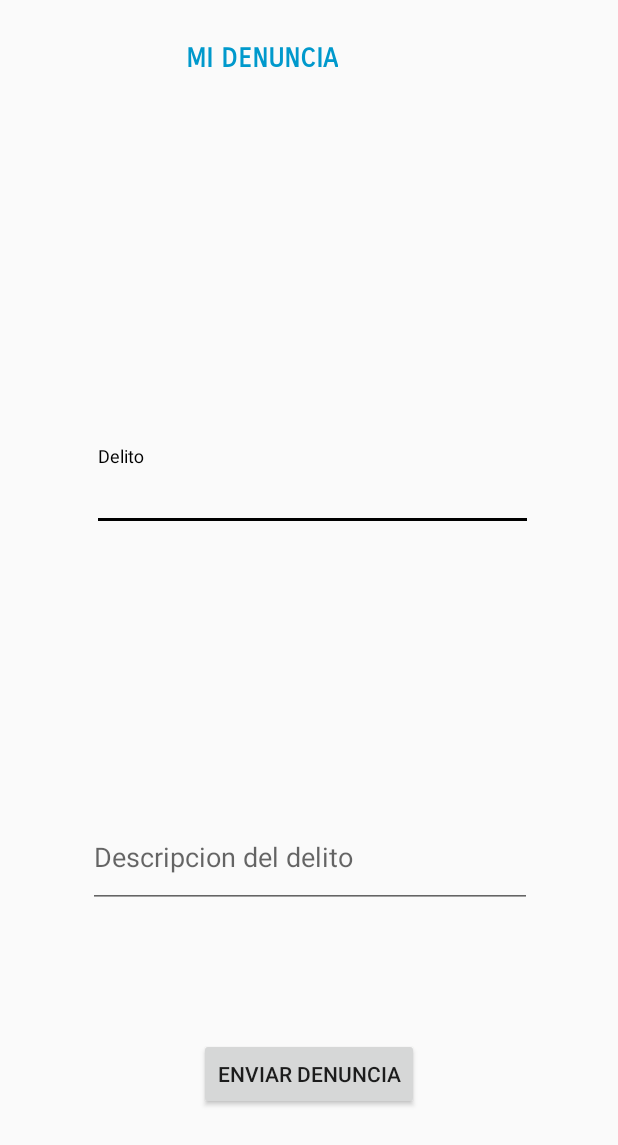
After one commit to pquiros/DenunciasCiudadanas, an Android app: the MisDenuncias screen opened directly, with no data from a screen before it, on a phone screen of 412 x 824 dp. The commit adds this screen. Shown: the top 1145 px of the screen. Run offline under Robolectric (Android 15) with nearby library versions, the light colour scheme and no system bars.

Commit message:
Denuncias funcionando

```diff
--- /dev/null
+++ b/app/src/main/java/com/example/admlab105/recorridocampus/MisDenuncias.java
@@ -0,0 +1,53 @@
+package com.example.admlab105.recorridocampus;
+
+import android.content.Intent;
+import android.support.design.widget.TextInputEditText;
+import android.support.v7.app.AppCompatActivity;
+import android.os.Bundle;
+import android.view.View;
+import android.widget.Button;
+import android.widget.ImageButton;
+
+public class MisDenuncias extends AppCompatActivity {
+
+    private TextInputEditText tDelito;
+    private TextInputEditText tDescDelito;
+
+    //private Intent intent;
+
+
+    @Override
+    protected void onCreate(Bundle savedInstanceState) {
+        super.onCreate(savedInstanceState);
+        setContentView(R.layout.activity_mis_denuncias);
+
+        Button bDenuncia = (Button) findViewById(R.id.bDenuncia);
+        tDelito = (TextInputEditText) findViewById(R.id.tDelito);
+        tDescDelito = (TextInputEditText) findViewById(R.id.tDescDelito);
+
+        bDenuncia.setOnClickListener(new View.OnClickListener() {
+            @Override
+            public void onClick(View v) {
+
+                //String titulo=getTitulo();
+                //String subTitulo=getSubtitulo();
+                //intent = new Intent(MisDenuncias.this, Tab1Fragment.class/*typeof(MisDenuncias)*/);
+                Intent intent = new Intent();
+                intent.putExtra("Titulo crimen",getTitulo());
+                intent.putExtra("Descripcion crimen",getSubtitulo());
+                //startActivity(intent);
+                setResult(RESULT_OK,intent);
+                finish();
+            }
+        });
+
+    }
+
+    public String getTitulo() {
+        return tDelito.getText().toString();
+    }
+
+    public String getSubtitulo() {
+        return tDescDelito.getText().toString();
+    }
+}
--- /dev/null
+++ b/app/src/main/res/layout/activity_mis_denuncias.xml
@@ -0,0 +1,97 @@
+<?xml version="1.0" encoding="utf-8"?>
+<android.support.constraint.ConstraintLayout xmlns:android="http://schemas.android.com/apk/res/android"
+    xmlns:app="http://schemas.android.com/apk/res-auto"
+    xmlns:tools="http://schemas.android.com/tools"
+    android:layout_width="match_parent"
+    android:layout_height="match_parent"
+    android:visibility="visible"
+    tools:context=".MisDenuncias">
+
+    <Button
+        android:id="@+id/bDenuncia"
+        android:layout_width="wrap_content"
+        android:layout_height="wrap_content"
+        android:layout_marginBottom="8dp"
+        android:layout_marginEnd="8dp"
+        android:layout_marginLeft="8dp"
+        android:layout_marginRight="8dp"
+        android:layout_marginStart="8dp"
+        android:layout_marginTop="8dp"
+        android:layout_weight="1"
+        android:text="Enviar denuncia"
+        app:layout_constraintBottom_toBottomOf="parent"
+        app:layout_constraintEnd_toEndOf="parent"
+        app:layout_constraintStart_toStartOf="parent"
+        app:layout_constraintTop_toTopOf="parent"
+        app:layout_constraintVertical_bias="0.9" />
+
+    <android.support.design.widget.TextInputLayout
+        android:layout_width="290dp"
+        android:layout_height="61dp"
+        android:layout_marginBottom="8dp"
+        android:layout_marginEnd="8dp"
+        android:layout_marginLeft="8dp"
+        android:layout_marginRight="8dp"
+        android:layout_marginStart="8dp"
+        android:layout_marginTop="8dp"
+        android:visibility="visible"
+        app:layout_constraintBottom_toTopOf="@+id/frameLayout3"
+        app:layout_constraintEnd_toEndOf="parent"
+        app:layout_constraintStart_toStartOf="parent"
+        app:layout_constraintTop_toTopOf="parent"
+        app:layout_constraintVertical_bias="0.628">
+
+        <android.support.design.widget.TextInputEditText
+            android:id="@+id/tDelito"
+            android:layout_width="364dp"
+            android:layout_height="46dp"
+            android:hint="Delito" />
+    </android.support.design.widget.TextInputLayout>
+
+    <TextView
+        android:id="@+id/tTitulo"
+        android:layout_width="0dp"
+        android:layout_height="30dp"
+        android:layout_marginLeft="124dp"
+        android:layout_marginStart="124dp"
+        android:layout_marginTop="28dp"
+        android:lineSpacingExtra="10sp"
+        android:text="Mi Denuncia"
+        android:textAllCaps="true"
+        android:textAppearance="@style/TextAppearance.AppCompat.Body2"
+        android:textColor="@android:color/holo_blue_dark"
+        android:textSize="18sp"
+        android:textStyle="bold"
+        android:typeface="monospace"
+        app:fontFamily="sans-serif-smallcaps"
+        app:layout_constraintStart_toStartOf="parent"
+        app:layout_constraintTop_toTopOf="parent" />
+
+    <FrameLayout
+        android:id="@+id/frameLayout3"
+        android:layout_width="296dp"
+        android:layout_height="67dp"
+        android:layout_marginBottom="8dp"
+        android:layout_marginEnd="8dp"
+        android:layout_marginLeft="8dp"
+        android:layout_marginRight="8dp"
+        android:layout_marginStart="8dp"
+        android:layout_marginTop="8dp"
+        android:visibility="visible"
+        app:layout_constraintBottom_toBottomOf="parent"
+        app:layout_constraintEnd_toEndOf="parent"
+        app:layout_constraintHorizontal_bias="0.506"
+        app:layout_constraintStart_toStartOf="parent"
+        app:layout_constraintTop_toTopOf="parent"
+        app:layout_constraintVertical_bias="0.716">
+
+        <android.support.design.widget.TextInputEditText
+            android:id="@+id/tDescDelito"
+            android:layout_width="match_parent"
+            android:layout_height="match_parent"
+            android:hint="Descripcion del delito" />
+
+    </FrameLayout>
+
+
+</android.support.constraint.ConstraintLayout>
--- a/app/src/main/res/values/colors.xml
+++ b/app/src/main/res/values/colors.xml
@@ -1,7 +1,7 @@
 <?xml version="1.0" encoding="utf-8"?>
 <resources>
-    <color name="unselected">#C0CB00</color>
-    <color name="selected">#9AA400</color>
+    <color name="unselected">#c0cb00</color>
+    <color name="selected">#9aa400</color>
     <color name="colorPrimaryDark">#eaeaea</color>
     <color name="colorAccent">#000000</color>
     <color name="infoTabLayoutBackground">#FFFFFF</color>
```
Also changed, not shown: app/src/main/AndroidManifest.xml (+5 -3 lines), app/src/main/java/com/example/admlab105/recorridocampus/Tab1Fragment.java (+104 -66 lines), app/src/main/res/layout/tab1_fragment.xml (+17 -26 lines).
